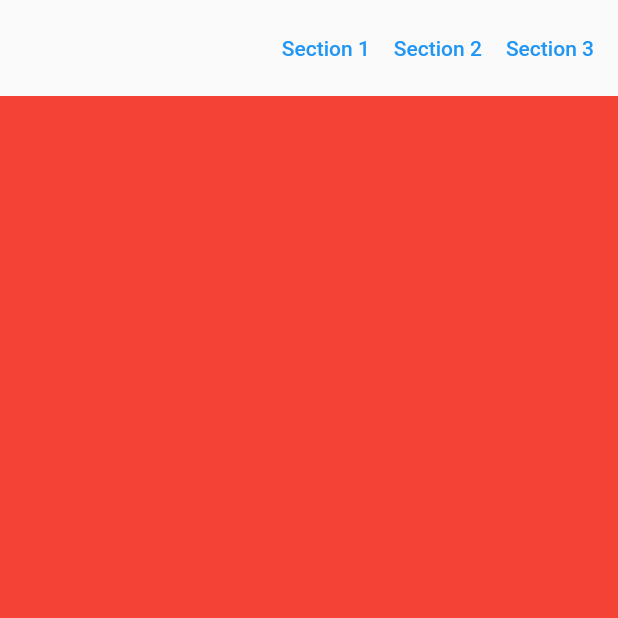
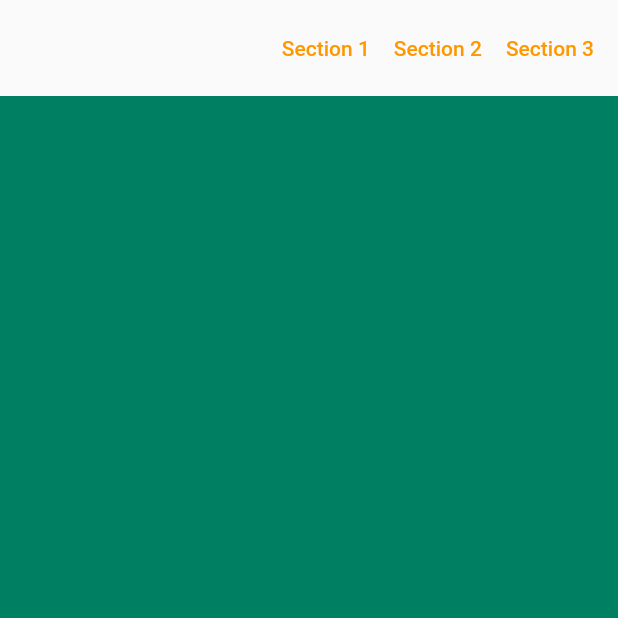
Before and after one commit to eliakimPaulino/alelo-page, a Flutter app: the screen it shows after launch, on a phone screen of 412 x 824 dp, the top half of it. Run offline on Flutter 3.47's test engine with Material 2 defaults, Android fonts, the phone set to English and light mode, and no system bars.

Commit message:
colors of each section changed to adapts to alelo pallet

```diff
--- a/lib/main.dart
+++ b/lib/main.dart
@@ -15,7 +15,7 @@
       debugShowCheckedModeBanner: false,
       title: 'Flutter Demo',
       theme: ThemeData(
-        primarySwatch: Colors.blue,
+        primarySwatch: Colors.orange,
       ),
       home: const HomePage(),
     );
--- a/lib/pages/home_page.dart
+++ b/lib/pages/home_page.dart
@@ -26,9 +26,18 @@
               controller: _pageController,
               scrollDirection: Axis.vertical,
               children: const [
-                _Section(color: Colors.red),
-                _Section(color: Colors.green),
-                _Section(color: Colors.blue),
+                _Section(
+                  colorFromRGBO1: Color.fromRGBO(0, 127, 99, 1),
+                  colorFromRGBO2: Color.fromRGBO(0, 127, 99, 1),
+                ),
+                _Section(
+                  colorFromRGBO2: Color.fromRGBO(0, 77, 59, 1),
+                  colorFromRGBO1: Color.fromRGBO(0, 77, 59, 1),
+                ),
+                _Section(
+                  colorFromRGBO1: Color.fromRGBO(0, 127, 99, 1),
+                  colorFromRGBO2: Color.fromRGBO(0, 127, 99, 1),
+                ),
               ],
             ),
           ),
@@ -71,17 +80,28 @@
 }
 
 class _Section extends StatelessWidget {
-  final Color color;
+  final Color colorFromRGBO1;
+  final Color colorFromRGBO2;
   const _Section({
     Key? key,
-    required this.color,
+    required this.colorFromRGBO1,
+    required this.colorFromRGBO2,
   }) : super(key: key);
 
   @override
   Widget build(BuildContext context) {
     return Container(
-      color: color,
       height: 1000,
+      decoration: BoxDecoration(
+        gradient: LinearGradient(
+          begin: Alignment.topCenter,
+          end: Alignment.bottomCenter,
+          colors: [
+            colorFromRGBO1,
+            colorFromRGBO2,
+          ],
+        ),
+      ),
     );
   }
 }
```
